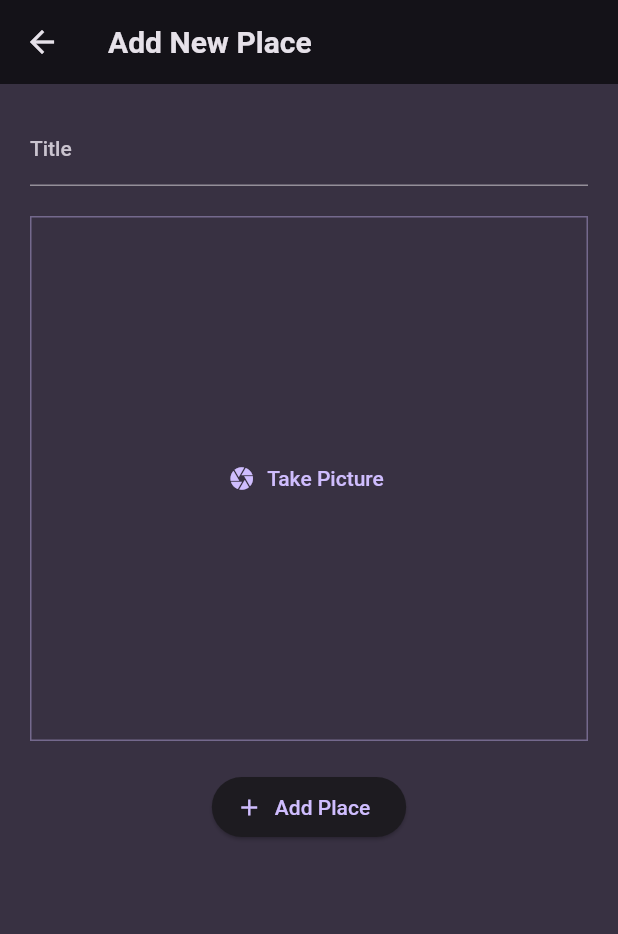
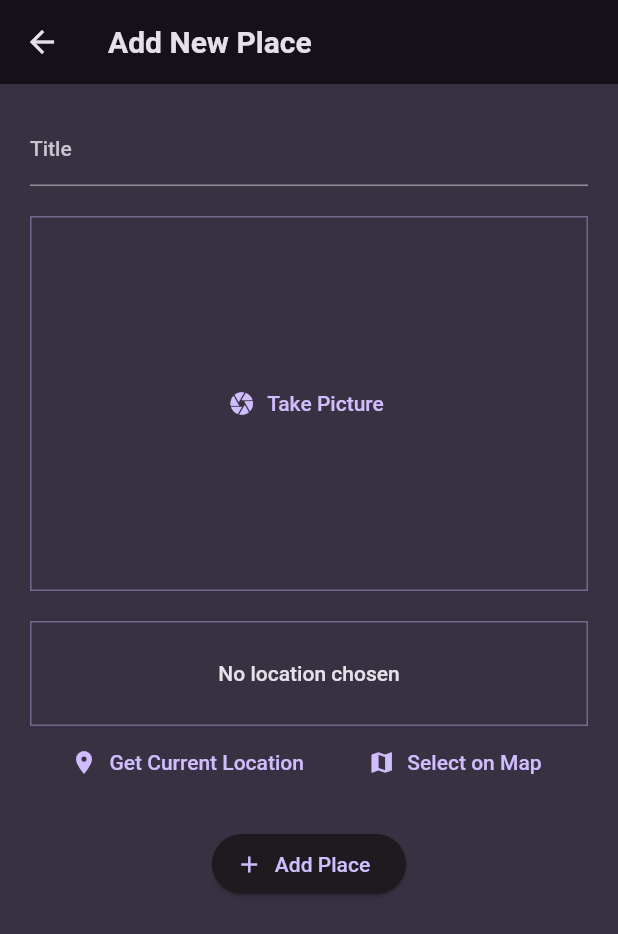
Before and after one commit to TheShivamPatel/favourite_place, a Flutter app: the AddNewPlace screen opened directly, on a phone screen of 412 x 824 dp. Shown: the top 934 px of the screen. Run offline on Flutter 3.47's test engine with Material 2 defaults, Android fonts, the light colour scheme and no system bars; our stand-ins replace flutter_riverpod, google_fonts, image_picker, location.

Commit message:
accessing current location.

```diff
--- a/lib/models/place_model.dart
+++ b/lib/models/place_model.dart
@@ -5,9 +5,10 @@ import 'package:uuid/uuid.dart';
 var uuid = Uuid();
 
 class PlaceModel{
-  PlaceModel({required this.title, required this.image}) : id = uuid.v4() ;
+  PlaceModel({required this.title, required this.image, required this.location}) : id = uuid.v4() ;
 
   final String id;
   final String title;
   final File image;
+  final String location;
 }
--- a/lib/providers/add_list_provider.dart
+++ b/lib/providers/add_list_provider.dart
@@ -6,8 +6,8 @@ import 'package:flutter_riverpod/flutter_riverpod.dart';
 class PlaceNotifier extends StateNotifier<List<PlaceModel>> {
   PlaceNotifier() : super([]);
 
-  void addPlace(String title, File image) {
-    final newPlace = PlaceModel(title: title, image: image);
+  void addPlace(String title, File image, String location) {
+    final newPlace = PlaceModel(title: title, image: image, location: location);
     state = [newPlace, ...state];
   }
 }
--- a/lib/screen/new_place.dart
+++ b/lib/screen/new_place.dart
@@ -1,6 +1,7 @@
 import 'dart:io';
 import 'package:favourite_place/providers/add_list_provider.dart';
 import 'package:favourite_place/widgets/image_input.dart';
+import 'package:favourite_place/widgets/location_input.dart';
 import 'package:flutter/material.dart';
 import 'package:flutter_riverpod/flutter_riverpod.dart';
 
@@ -11,13 +12,16 @@ class AddNewPlace extends ConsumerWidget {
   Widget build(BuildContext context, WidgetRef ref) {
     String? _title;
     File? _selectedImage;
+    String? _location;
 
     void _addPlace(WidgetRef ref) {
-      if (_title == null || _selectedImage == null) {
+      if (_title == null || _selectedImage == null || _location == null) {
         return;
       }
 
-      ref.read(placeProvider.notifier).addPlace(_title!, _selectedImage!);
+      ref
+          .read(placeProvider.notifier)
+          .addPlace(_title!, _selectedImage!, _location!);
       Navigator.of(context).pop();
     }
 
@@ -32,6 +36,7 @@ class AddNewPlace extends ConsumerWidget {
             child: Column(
               children: [
                 TextFormField(
+                  style: const TextStyle(color: Colors.white),
                   decoration: const InputDecoration(
                     label: Text('Title'),
                   ),
@@ -45,6 +50,14 @@ class AddNewPlace extends ConsumerWidget {
                 ImageInput(onPickedImage: (image) {
                   _selectedImage = image;
                 }),
+                const SizedBox(
+                  height: 20,
+                ),
+                LocationInput(
+                  location: (value) {
+                    _location = value;
+                  },
+                ),
                 const SizedBox(
                   height: 20,
                 ),
--- a/lib/screen/places_detail.dart
+++ b/lib/screen/places_detail.dart
@@ -14,8 +14,10 @@ class PlaceDetailScreen extends StatelessWidget {
           place.title,
         ),
       ),
-      body: Container(
-        child: Text('Detail Screen'),
+      body: Image.file(
+        place.image,
+        height: double.infinity,
+        width: double.infinity,
       ),
     );
   }
--- a/lib/widgets/image_input.dart
+++ b/lib/widgets/image_input.dart
@@ -61,7 +61,7 @@ class _ImageInputState extends State<ImageInput> {
                 .primary
                 .withOpacity(0.4)),
       ),
-      height: 350,
+      height: 250,
       width: double.infinity,
       alignment: Alignment.center,
       child: content,
--- /dev/null
+++ b/lib/widgets/location_input.dart
@@ -0,0 +1,101 @@
+import 'package:flutter/material.dart';
+import 'package:location/location.dart';
+
+class LocationInput extends StatefulWidget {
+  const LocationInput({super.key, required this.location});
+
+  final void Function(String location) location;
+
+  @override
+  State<LocationInput> createState() => _LocationInputState();
+}
+
+class _LocationInputState extends State<LocationInput> {
+  // Location? _pickedLocation;
+  String? langLat;
+  var _isGettingLocation = false;
+
+  void _getCurrentLocation() async {
+    Location location = Location();
+
+    bool serviceEnabled;
+    PermissionStatus permissionGranted;
+    LocationData locationData;
+
+    serviceEnabled = await location.serviceEnabled();
+    if (!serviceEnabled) {
+      serviceEnabled = await location.requestService();
+      if (!serviceEnabled) {
+        return;
+      }
+    }
+
+    permissionGranted = await location.hasPermission();
+    if (permissionGranted == PermissionStatus.denied) {
+      permissionGranted = await location.requestPermission();
+      if (permissionGranted != PermissionStatus.granted) {
+        return;
+      }
+    }
+
+    setState(() {
+      _isGettingLocation = true;
+    });
+
+    locationData = await location.getLocation();
+
+    setState(() {
+      _isGettingLocation = false;
+    });
+
+    langLat = '${locationData.latitude} | ${locationData.longitude}';
+    widget.location(langLat!);
+  }
+
+  @override
+  Widget build(BuildContext context) {
+    Widget previewContent = Text(
+      langLat == null ? 'No location chosen' : langLat!,
+      textAlign: TextAlign.center,
+      style: Theme.of(context)
+          .textTheme
+          .bodyLarge!
+          .copyWith(color: Theme.of(context).colorScheme.onBackground),
+    );
+
+    if (_isGettingLocation) {
+      previewContent = const CircularProgressIndicator();
+    }
+
+    return Column(
+      children: [
+        Container(
+          height: 70,
+          width: double.infinity,
+          alignment: Alignment.center,
+          decoration: BoxDecoration(
+            border: Border.all(
+                width: 1,
+                color: Theme.of(context).colorScheme.primary.withOpacity(0.4)),
+          ),
+          child: previewContent,
+        ),
+        Row(
+          mainAxisAlignment: MainAxisAlignment.spaceEvenly,
+          children: [
+            TextButton.icon(
+              onPressed: _getCurrentLocation,
+              icon: const Icon(Icons.location_on),
+              label: const Text('Get Current Location'),
+            ),
+            TextButton.icon(
+              onPressed: () {},
+              icon: const Icon(Icons.map),
+              label: const Text('Select on Map'),
+            ),
+          ],
+        )
+      ],
+    );
+  }
+}
--- a/pubspec.yaml
+++ b/pubspec.yaml
@@ -39,6 +39,8 @@ dependencies:
   flutter_riverpod: ^2.4.4
   uuid: ^4.1.0
   image_picker: ^1.0.4
+  location: ^5.0.3
+  url_launcher: ^6.2.0
 
 dev_dependencies:
   flutter_test:
```
Also changed, not shown: lib/widgets/places_list.dart (+7 -0 lines), pubspec.lock, 2 other files.
